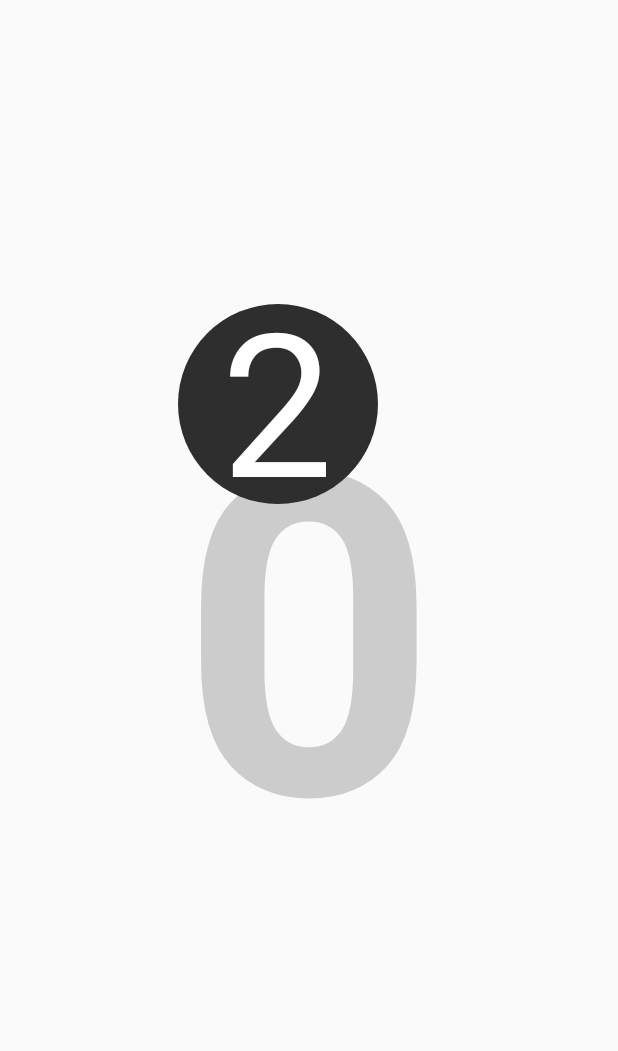
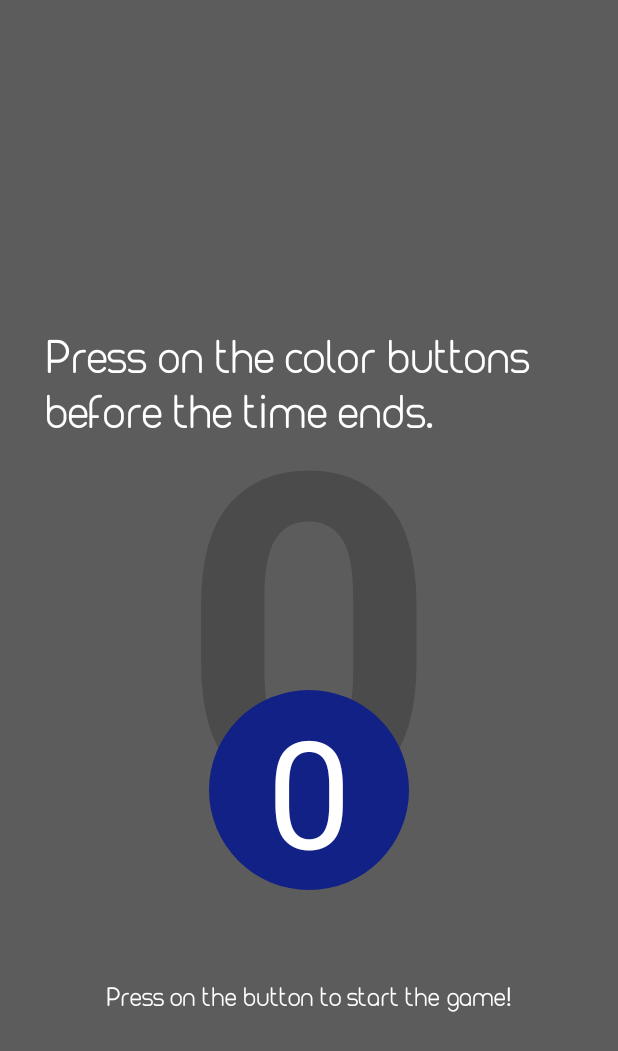
Before and after one commit to Nuglitch/PressTheButton, an Android app: the screen it shows after launch (GameActivity), after a tap on "Tap to play", on a phone screen of 412 x 824 dp. Shown: the top 1051 px of the screen. Run offline under Robolectric (Android 15) with nearby library versions, the phone set to English and light mode, and no system bars; pictures from the network do not load; 1 other tap on this screen came first.

Commit message:
Added tutorial and some animations.

```diff
--- a/app/src/main/java/com/merce/oscar/pressthebutton/CircleView.java
+++ b/app/src/main/java/com/merce/oscar/pressthebutton/CircleView.java
@@ -6,16 +6,11 @@ import android.graphics.Canvas;
 import android.graphics.Color;
 import android.graphics.Paint;
 import android.graphics.Rect;
-import android.os.Handler;
 import android.os.Vibrator;
 import android.util.AttributeSet;
 import android.view.View;
 import android.view.ViewTreeObserver;
 import android.widget.FrameLayout;
-import android.widget.RelativeLayout;
-import android.widget.TextView;
-
-import java.util.Random;
 
 /**
  * Created by Oscar Merce.
@@ -84,7 +79,7 @@ public class CircleView extends ElementView implements View.OnClickListener, Pen
 
     public void redraw() {
         this.setRandomColor();
-        counterTime = Config.totalTime;
+        counterTime = Config.TOTAL_TIME;
 
         this.getViewTreeObserver().addOnGlobalLayoutListener(new ViewTreeObserver.OnGlobalLayoutListener() {
             @SuppressLint("NewApi")
--- a/app/src/main/java/com/merce/oscar/pressthebutton/Config.java
+++ b/app/src/main/java/com/merce/oscar/pressthebutton/Config.java
@@ -5,8 +5,10 @@ package com.merce.oscar.pressthebutton;
  */
 public class Config {
 
-    public static final int totalTime = 10;
-    public static final int velocity = 500;
+    public static final int TOTAL_TIME = 10;
+    public static final int VELOCITY = 500;
     public static final String PREFS_NAME = "Preferences";
     public static final String PREFS_SOUND = "Sound";
+    public static final String PREFS_FIRST = "First";
+    public static  boolean FIRST_TIME = true;
 }
--- a/app/src/main/java/com/merce/oscar/pressthebutton/GameActivity.java
+++ b/app/src/main/java/com/merce/oscar/pressthebutton/GameActivity.java
@@ -1,14 +1,18 @@
 package com.merce.oscar.pressthebutton;
 
 import android.content.Intent;
+import android.graphics.Typeface;
 import android.media.AudioManager;
 import android.os.Bundle;
 import android.os.Handler;
 import android.support.v7.app.AppCompatActivity;
 import android.util.Log;
+import android.view.View;
 import android.view.ViewGroup;
 import android.view.Window;
 import android.view.WindowManager;
+import android.view.animation.Animation;
+import android.view.animation.AnimationUtils;
 import android.widget.FrameLayout;
 import android.widget.TextView;
 
@@ -36,10 +40,26 @@ public class GameActivity extends AppCompatActivity {
         setContentView(R.layout.activity_game);
         setVolumeControlStream(AudioManager.STREAM_MUSIC); //is able to change the volume
 
-        try {
+
+        Typeface font = Typeface.createFromAsset(getAssets(), "fonts/MAXWELL_REGULAR.ttf");
+        ((TextView) findViewById(R.id.end_game_text)).setTypeface(font);
+
+        if (Config.FIRST_TIME) { //let's see the tutorial
+            Config.FIRST_TIME = false;
+            ((TextView) findViewById(R.id.instruction_text)).setTypeface(font);
+            ((TextView) findViewById(R.id.end_tutorial_text)).setTypeface(font);
+
+            Animation a = AnimationUtils.loadAnimation(this, R.anim.fade_anim);
+            findViewById(R.id.button_tutorial).startAnimation(a);
+
+            findViewById(R.id.button_tutorial).setOnClickListener(new View.OnClickListener() {
+                @Override
+                public void onClick(View view) {
+                    initGame(); //start game
+                }
+            });
+        } else {
             initGame(); //start game
-        } catch (Exception e) {
-
         }
 
     }
@@ -64,18 +84,25 @@ public class GameActivity extends AppCompatActivity {
         sm.stopBackgroundMusic();
         sm.stopPlayEffect();
         //pause the game
-        mHandler.removeCallbacks(mRunnable);
+        if (mHandler != null) {
+            mHandler.removeCallbacks(mRunnable);
+        }
     }
 
     public void initGame() {
-        initTimer();  //initialize timer function
-        pressCount = 0;
-        restartGame();  //init the game
+        try {
+            findViewById(R.id.tutorial_frame).setVisibility(View.GONE);
+            initTimer();  //initialize timer function
+            pressCount = 0;
+            restartGame();  //init the game
+        } catch (Exception e) {
+
+        }
     }
 
     private void initTimer() {
         mHandler = new Handler();
-        counterTime = Config.totalTime;
+        counterTime = Config.TOTAL_TIME;
         mRunnable = new Runnable() {
             @Override
             public void run() {
@@ -111,6 +138,10 @@ public class GameActivity extends AppCompatActivity {
         setResult(RESULT_OK, intent);
         removeClickListeners();
 
+        TextView endGameText = (TextView) findViewById(R.id.end_game_text);
+        Animation a = AnimationUtils.loadAnimation(this, R.anim.end_game_anim);
+        endGameText.startAnimation(a);
+        endGameText.setVisibility(View.VISIBLE);
 
         SoundManager sm = SoundManager.getInstance();
         sm.playEndEffect();
@@ -121,7 +152,7 @@ public class GameActivity extends AppCompatActivity {
                 finish();
             }
         };
-        mHandler.postDelayed(mRunnable, sm.getEndEffectDuration());
+        mHandler.postDelayed(mRunnable, Math.max(a.getDuration(), sm.getEndEffectDuration()));
     }
 
     private void timerAlert() {
@@ -133,7 +164,7 @@ public class GameActivity extends AppCompatActivity {
 
     public void setTimeEvent() {
         try {
-            counterTime = Config.totalTime;
+            counterTime = Config.TOTAL_TIME;
             mHandler.removeCallbacks(mRunnable);
             mHandler.postDelayed(mRunnable, calculateVelocity());
         } catch (Exception e) {
@@ -169,7 +200,7 @@ public class GameActivity extends AppCompatActivity {
     }
 
     private long calculateVelocity() {
-       return (long) (((pressCount / 10) + 1) * acceleration * Config.velocity);
+       return (long) (((pressCount / 10) + 1) * acceleration * Config.VELOCITY);
     }
 
     private void removeClickListeners() {
--- a/app/src/main/java/com/merce/oscar/pressthebutton/MenuActivity.java
+++ b/app/src/main/java/com/merce/oscar/pressthebutton/MenuActivity.java
@@ -28,15 +28,15 @@ public class MenuActivity extends AppCompatActivity {
         getWindow().setFlags(WindowManager.LayoutParams.FLAG_FULLSCREEN,
                 WindowManager.LayoutParams.FLAG_FULLSCREEN);
         setContentView(R.layout.activity_menu);
+
         setVolumeControlStream(AudioManager.STREAM_MUSIC); //is able to change the volume
-
-        TextView title = (TextView) findViewById(R.id.app_title);
-        Typeface font = Typeface.createFromAsset(getAssets(), "fonts/MAXWELL_REGULAR.ttf");
-        title.setTypeface(font);
         SoundManager.getInstance().init(this);
 
+        Typeface font = Typeface.createFromAsset(getAssets(), "fonts/MAXWELL_REGULAR.ttf");
+        ((TextView) findViewById(R.id.app_title)).setTypeface(font);
+
+        font = Typeface.createFromAsset(getAssets(), "fonts/MAXWELL_LIGHT.ttf");
         TextView startButton = (TextView) findViewById(R.id.start_button);
-        font = Typeface.createFromAsset(getAssets(), "fonts/MAXWELL_LIGHT.ttf");
         startButton.setTypeface(font);
         startButton.setOnClickListener(new View.OnClickListener() {
             @Override
@@ -50,6 +50,7 @@ public class MenuActivity extends AppCompatActivity {
         });
 
         initConfigurationButtons();
+        checkFirstTime();
     }
 
     @Override
@@ -91,8 +92,8 @@ public class MenuActivity extends AppCompatActivity {
     }
 
     private void initConfigurationButtons() {
-        SharedPreferences prfs = getSharedPreferences(Config.PREFS_NAME, Context.MODE_PRIVATE);
-        SoundManager.getInstance().setMusicOn(prfs.getBoolean(Config.PREFS_SOUND, true));
+        SharedPreferences settings = getSharedPreferences(Config.PREFS_NAME, Context.MODE_PRIVATE);
+        SoundManager.getInstance().setMusicOn(settings.getBoolean(Config.PREFS_SOUND, true));
         setImageSoundButton();
 
         ImageButton soundButton = (ImageButton) findViewById(R.id.sound_button);
@@ -114,8 +115,14 @@ public class MenuActivity extends AppCompatActivity {
         SharedPreferences settings = getSharedPreferences(Config.PREFS_NAME, 0);
         SharedPreferences.Editor editor = settings.edit();
         editor.putBoolean(Config.PREFS_SOUND, SoundManager.getInstance().isMusicOn());
+        editor.putBoolean(Config.PREFS_FIRST, false);
 
         // Commit the edits!
         editor.commit();
     }
+
+    private void checkFirstTime() {
+        SharedPreferences settings = getSharedPreferences(Config.PREFS_NAME, Context.MODE_PRIVATE);
+        Config.FIRST_TIME = settings.getBoolean(Config.PREFS_FIRST, true);
+    }
 }
--- a/app/src/main/java/com/merce/oscar/pressthebutton/SoundManager.java
+++ b/app/src/main/java/com/merce/oscar/pressthebutton/SoundManager.java
@@ -17,7 +17,7 @@ public class SoundManager {
     SoundPool soundEffects;
     int maxMusics = 3;
     MediaPlayer mp[];
-    int maxStreams = 2;
+    int maxStreams = 1;
     int soundIds[];
     boolean musicOn;
 
@@ -48,7 +48,6 @@ public class SoundManager {
         }
         soundIds = new int[maxStreams];
         soundIds[0] = soundEffects.load(context, R.raw.bleep_sound, 1);
-        soundIds[1] = soundEffects.load(context, R.raw.error, 1);
 
         mp = new MediaPlayer[maxMusics];
         mp[0] = MediaPlayer.create(context, R.raw.electronic_synth);
--- /dev/null
+++ b/app/src/main/res/drawable/circle.xml
@@ -0,0 +1,13 @@
+<?xml version="1.0" encoding="utf-8"?>
+<shape
+    xmlns:android="http://schemas.android.com/apk/res/android"
+    android:shape="oval">
+
+    <solid
+        android:color="@color/colorPrimaryDark"/>
+
+    <size
+        android:width="200px"
+        android:height="200px"/>
+
+</shape>
--- a/app/src/main/res/layout/activity_game.xml
+++ b/app/src/main/res/layout/activity_game.xml
@@ -7,12 +7,24 @@
     android:fitsSystemWindows="true"
     tools:context=".GameActivity">
 
+
     <include layout="@layout/content_main"/>
 
     <FrameLayout
         android:layout_width="match_parent"
         android:layout_height="match_parent"
-        android:id="@+id/button_container">
-    </FrameLayout>
+        android:id="@+id/button_container"/>
+
+    <TextView
+        android:text="@string/end_game"
+        android:layout_width="wrap_content"
+        android:layout_height="wrap_content"
+        android:id="@+id/end_game_text"
+        android:textSize="60dp"
+        android:layout_centerInParent="true"
+        android:visibility="invisible"
+        android:textColor="@android:color/holo_red_dark" />
+
+    <include layout="@layout/tutorial"/>
 
 </RelativeLayout>
--- /dev/null
+++ b/app/src/main/res/layout/tutorial.xml
@@ -0,0 +1,63 @@
+<?xml version="1.0" encoding="utf-8"?>
+<LinearLayout
+    xmlns:android="http://schemas.android.com/apk/res/android"
+    android:orientation="vertical"
+    android:layout_width="match_parent"
+    android:layout_height="match_parent"
+    android:background="#a1000000"
+    android:weightSum="2"
+    android:paddingTop="100dp"
+    android:paddingBottom="100dp"
+    android:id="@+id/tutorial_frame">
+
+
+    <FrameLayout
+        android:layout_width="match_parent"
+        android:layout_height="match_parent"
+        android:layout_weight="1">
+
+        <TextView
+            android:text="@string/game_instructions"
+            android:layout_width="wrap_content"
+            android:layout_height="wrap_content"
+            android:layout_gravity="center"
+            android:gravity="center_vertical"
+            android:id="@+id/instruction_text"
+            android:textSize="35dp"
+            android:padding="30dp"
+            android:textColor="@android:color/background_light" />
+    </FrameLayout>
+
+    <LinearLayout
+        android:layout_width="match_parent"
+        android:layout_height="match_parent"
+        android:orientation="vertical"
+        android:gravity="center"
+        android:layout_weight="1"
+        android:id="@+id/button_container_tutorial">
+
+        <TextView
+            android:text="0"
+            android:layout_width="wrap_content"
+            android:layout_height="wrap_content"
+            android:gravity="center"
+            android:layout_gravity="center"
+            android:id="@+id/button_tutorial"
+            android:textSize="150px"
+            android:background="@drawable/circle"
+            android:layout_margin="30dp"
+            android:textColor="@android:color/background_light"/>
+
+        <TextView
+            android:text="@string/end_tutorial_text"
+            android:layout_width="wrap_content"
+            android:layout_height="wrap_content"
+            android:id="@+id/end_tutorial_text"
+            android:textSize="20dp"
+            android:padding="30dp"
+            android:textColor="@android:color/background_light"/>
+
+    </LinearLayout>
+
+
+</LinearLayout>
--- a/app/src/main/res/values/strings.xml
+++ b/app/src/main/res/values/strings.xml
@@ -3,4 +3,7 @@
     <string name="action_settings">Settings</string>
     <string name="start_button">Tap to play</string>
     <string name="app_title">Press The Button</string>
+    <string name="end_game">Game Over</string>
+    <string name="game_instructions">Press on the color buttons before the time ends.</string>
+    <string name="end_tutorial_text">Press on the button to start the game!</string>
 </resources>
```
Also changed, not shown: app/src/main/res/anim/end_game_anim.xml (added, +21 -0 lines), app/src/main/res/anim/fade_anim.xml (added, +11 -0 lines), 1 other file.
